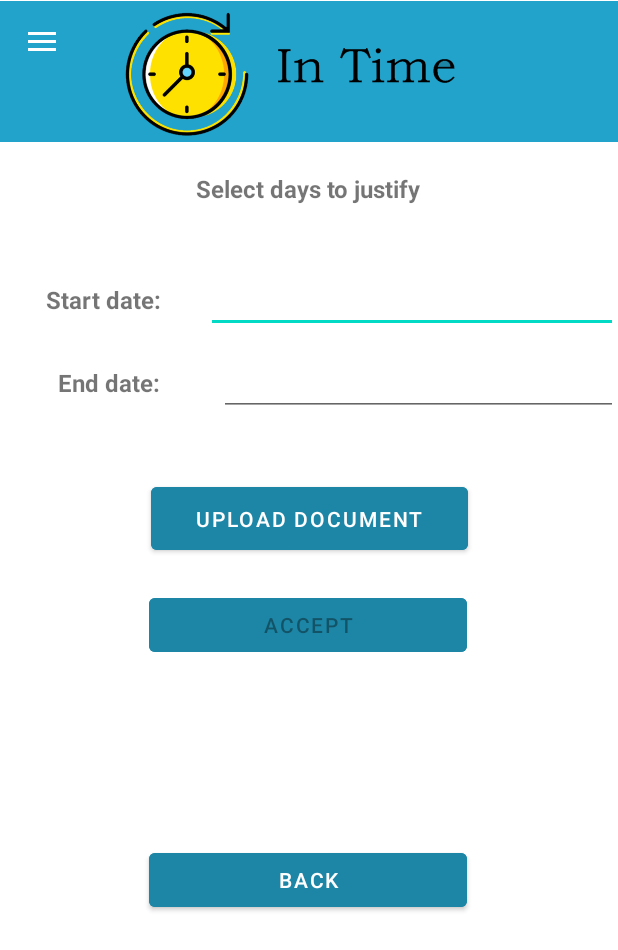
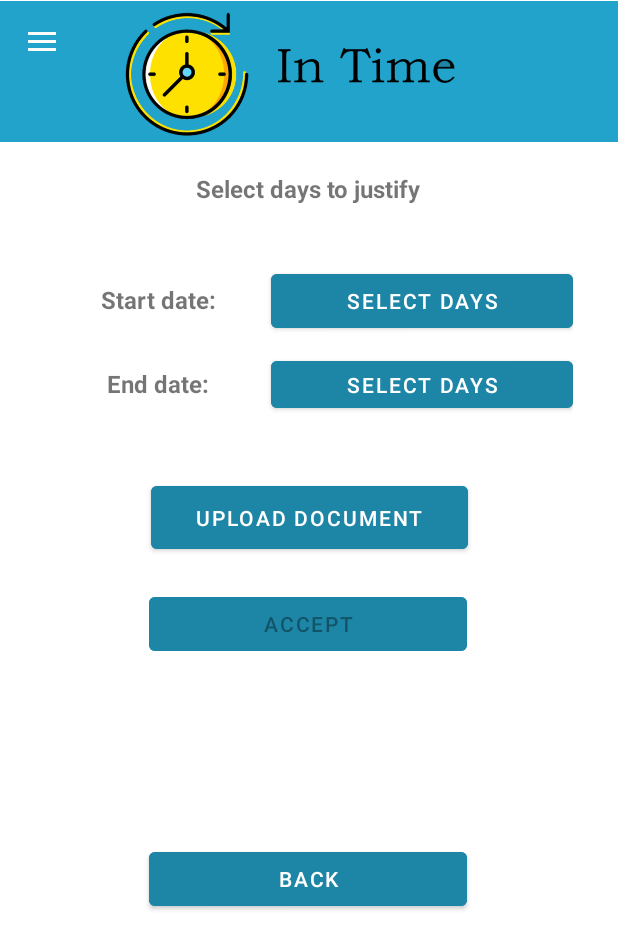
Before and after one commit to DavidMagdaleno/FCT, an Android app: the Justificante screen opened directly, with no data from a screen before it, on a phone screen of 412 x 824 dp. Shown: the top 950 px of the screen. Run offline under Robolectric (Android 15) with nearby library versions, the phone set to English and light mode, and no system bars; our stand-ins replace Firebase (no records; nobody signed in at launch, a user with empty details on screens opened directly).

Commit message:
Finalización Elementos a Implementar

```diff
--- a/app/src/main/java/Model/Notifica.kt
+++ b/app/src/main/java/Model/Notifica.kt
@@ -1,4 +1,4 @@
 package Model
 
-class Notifica(var Titulo:String, var Trabajador:String, var Estado:String, var PuestoTrabajador:String, var tipo:String, var d:String) {
+class Notifica(var Titulo:String, var Trabajador:String, var Estado:String, var PuestoTrabajador:String, var tipo:String, var d:String, var p:String) {
 }
--- a/app/src/main/res/layout/activity_justificante.xml
+++ b/app/src/main/res/layout/activity_justificante.xml
@@ -58,8 +58,10 @@ tools:openDrawer="start">
         <LinearLayout
             android:id="@+id/linearLayout4"
             android:layout_width="0dp"
-            android:layout_height="122dp"
+            android:layout_height="121dp"
+            android:layout_marginLeft="30dp"
             android:layout_marginTop="20dp"
+            android:layout_marginRight="30dp"
             android:layout_marginBottom="120dp"
             android:orientation="vertical"
             app:layout_constraintBottom_toBottomOf="parent"
@@ -76,7 +78,7 @@ tools:openDrawer="start">
 
                 <TextView
                     android:id="@+id/textView9"
-                    android:layout_width="wrap_content"
+                    android:layout_width="80dp"
                     android:layout_height="wrap_content"
                     android:layout_weight="1"
                     android:text="@string/F_ini"
@@ -84,13 +86,13 @@ tools:openDrawer="start">
                     android:textSize="16sp"
                     android:textStyle="bold" />
 
-                <EditText
-                    android:id="@+id/etxtFechaIni"
-                    android:layout_width="wrap_content"
+                <Button
+                    android:id="@+id/btnFechaIni"
+                    android:layout_width="130dp"
                     android:layout_height="wrap_content"
                     android:layout_weight="1"
-                    android:ems="10"
-                    android:inputType="textPersonName" />
+                    android:backgroundTint="@color/bluespecial"
+                    android:text="@string/s_day" />
             </LinearLayout>
 
             <LinearLayout
@@ -101,7 +103,7 @@ tools:openDrawer="start">
 
                 <TextView
                     android:id="@+id/textView10"
-                    android:layout_width="94dp"
+                    android:layout_width="80dp"
                     android:layout_height="wrap_content"
                     android:layout_weight="1"
                     android:text="@string/F_fin"
@@ -109,13 +111,13 @@ tools:openDrawer="start">
                     android:textSize="16sp"
                     android:textStyle="bold" />
 
-                <EditText
-                    android:id="@+id/etxtFechaFin"
-                    android:layout_width="wrap_content"
+                <Button
+                    android:id="@+id/btnFechaFin"
+                    android:layout_width="130dp"
                     android:layout_height="wrap_content"
                     android:layout_weight="1"
-                    android:ems="10"
-                    android:inputType="textPersonName" />
+                    android:backgroundTint="@color/bluespecial"
+                    android:text="@string/s_day" />
             </LinearLayout>
         </LinearLayout>
 
--- a/app/src/main/res/layout/item_notificacion.xml
+++ b/app/src/main/res/layout/item_notificacion.xml
@@ -95,10 +95,8 @@
                 android:id="@+id/imgRecycler"
                 android:layout_width="match_parent"
                 android:layout_height="match_parent"
-                android:clickable="true"
-                android:onClick="tomarFoto"
-                android:scaleType="centerCrop"
-                app:srcCompat="@android:drawable/ic_menu_camera" />
+                android:clickable="false"
+                android:scaleType="centerInside" />
         </androidx.cardview.widget.CardView>
 
     </androidx.constraintlayout.widget.ConstraintLayout>
--- a/app/src/main/res/values/strings.xml
+++ b/app/src/main/res/values/strings.xml
@@ -58,4 +58,6 @@
     <string name="Puesto">Job:</string>
     <string name="ap">Pass</string>
     <string name="dn">Deny</string>
+    <string name="userError_1">You have not selected a profile or you have selected too many</string>
+    <string name="userError_2">The worker is not assigned a position</string>
 </resources>
```
Also changed, not shown: app/src/main/java/Adaptadores/AdaptadorNotificacion.kt (+7 -3 lines), app/src/main/java/com/example/proyectofinalfct/DatosUsuario.kt (+20 -7 lines), app/src/main/java/com/example/proyectofinalfct/Justificante.kt (+11 -9 lines), app/src/main/java/com/example/proyectofinalfct/Notificacion.kt (+4 -3 lines), app/src/main/java/com/example/proyectofinalfct/SolicitarDias.kt (+23 -14 lines), app/src/main/res/layout/activity_solicitar_dias.xml (+8 -18 lines), app/src/main/res/layout/item_extra.xml (+11 -3 lines), 1 other file.
